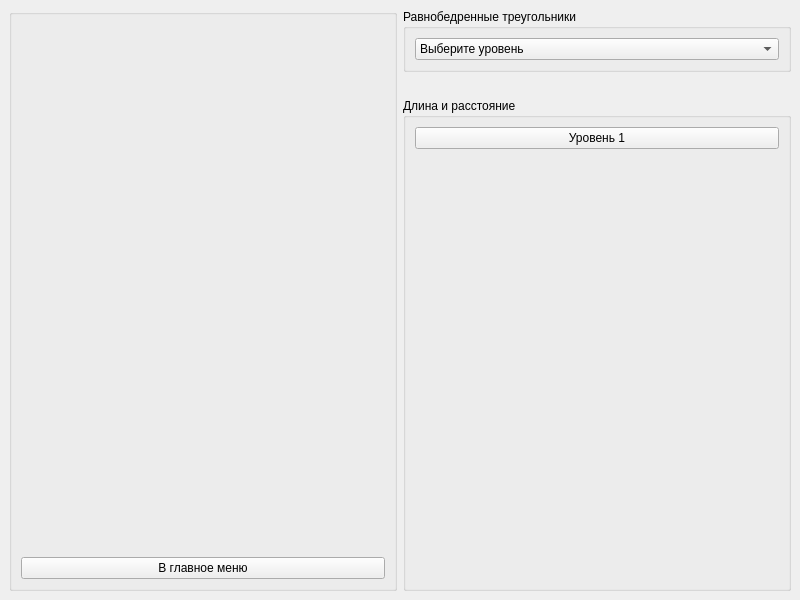
Above: ui/Matrix.ui from unitedtimur/unigame before the change. Below: the same form after it.
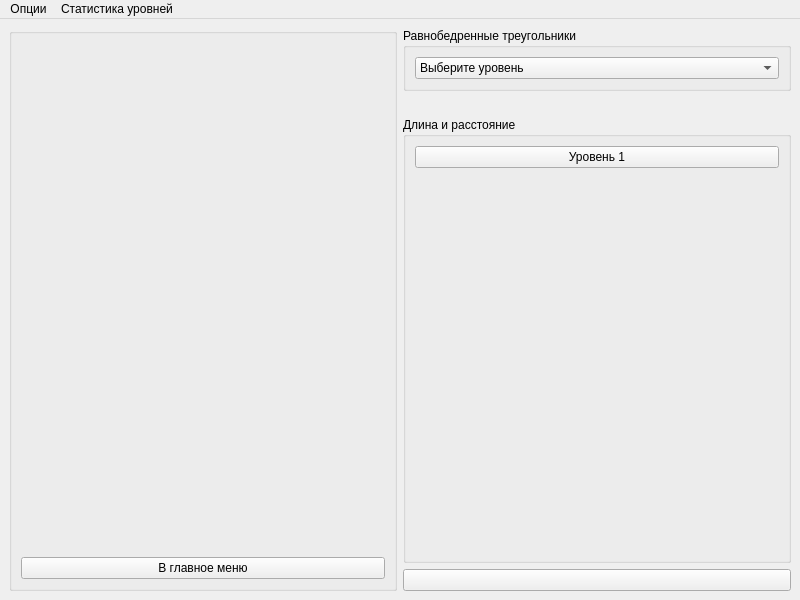
That is the form after the change.

Commit message: Change level 2 triangle

Diff of the .ui file:
```diff
--- a/ui/Matrix.ui
+++ b/ui/Matrix.ui
@@ -47,6 +47,9 @@
          </item>
          <item row="4" column="0">
           <layout class="QVBoxLayout" name="tooltipLayout">
+           <property name="sizeConstraint">
+            <enum>QLayout::SetFixedSize</enum>
+           </property>
            <item alignment="Qt::AlignHCenter">
             <widget class="QLabel" name="tooltip">
              <property name="text">
@@ -89,7 +92,7 @@
            <property name="sizeHint" stdset="0">
             <size>
              <width>13</width>
-             <height>20</height>
+             <height>5</height>
             </size>
            </property>
           </spacer>
@@ -110,12 +113,12 @@
             <enum>Qt::Vertical</enum>
            </property>
            <property name="sizeType">
-            <enum>QSizePolicy::Maximum</enum>
+            <enum>QSizePolicy::Fixed</enum>
            </property>
            <property name="sizeHint" stdset="0">
             <size>
              <width>13</width>
-             <height>20</height>
+             <height>5</height>
             </size>
            </property>
           </spacer>
@@ -203,10 +206,69 @@
         </layout>
        </widget>
       </item>
+      <item>
+       <widget class="QPushButton" name="levelButton">
+        <property name="text">
+         <string/>
+        </property>
+       </widget>
+      </item>
      </layout>
     </item>
    </layout>
   </widget>
+  <widget class="QMenuBar" name="menuBar">
+   <property name="geometry">
+    <rect>
+     <x>0</x>
+     <y>0</y>
+     <width>800</width>
+     <height>26</height>
+    </rect>
+   </property>
+   <widget class="QMenu" name="menuOptions">
+    <property name="title">
+     <string>Опции</string>
+    </property>
+    <addaction name="actionHowToPlay"/>
+    <addaction name="actionAbout"/>
+    <addaction name="actionExit"/>
+   </widget>
+   <widget class="QMenu" name="menu">
+    <property name="title">
+     <string>Статистика уровней</string>
+    </property>
+    <addaction name="actionLevelsStatistics"/>
+    <addaction name="actionClearStatistics"/>
+   </widget>
+   <addaction name="menuOptions"/>
+   <addaction name="menu"/>
+  </widget>
+  <action name="actionHowToPlay">
+   <property name="text">
+    <string>Как играть</string>
+   </property>
+  </action>
+  <action name="actionAbout">
+   <property name="text">
+    <string>О создателе</string>
+   </property>
+  </action>
+  <action name="actionExit">
+   <property name="text">
+    <string>Выйти</string>
+   </property>
+  </action>
+  <action name="actionLevelsStatistics">
+   <property name="text">
+    <string>Пройденные</string>
+   </property>
+  </action>
+  <action name="actionClearStatistics">
+   <property name="text">
+    <string>Очистить статистику</string>
+   </property>
+  </action>
  </widget>
  <resources/>
  <connections/>
```
Left out of the diff: 2 changed lines with no effect on the pictures. The commit also changes 6 other files.
